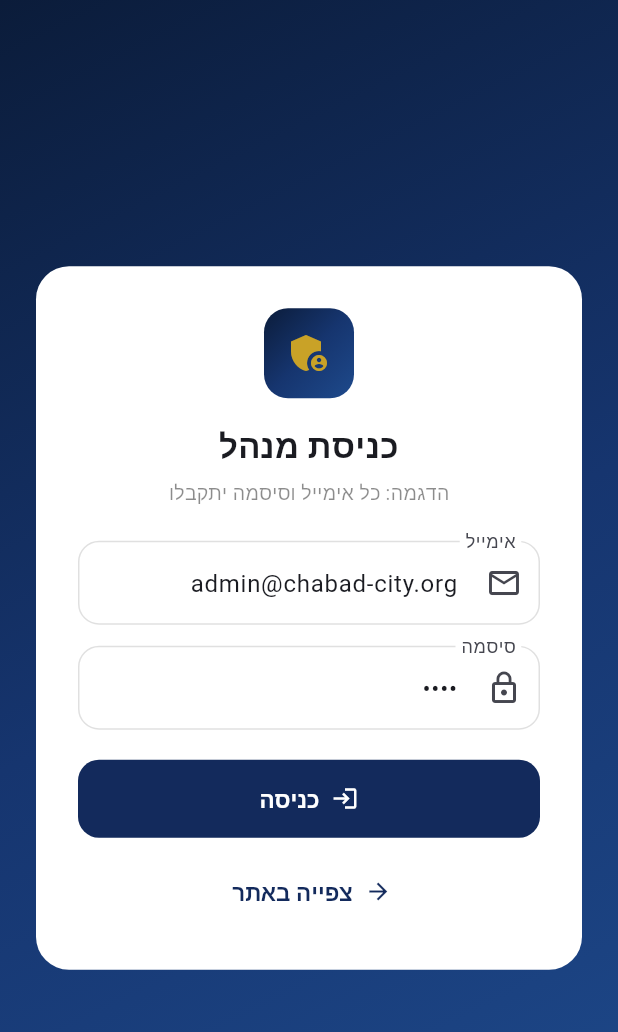
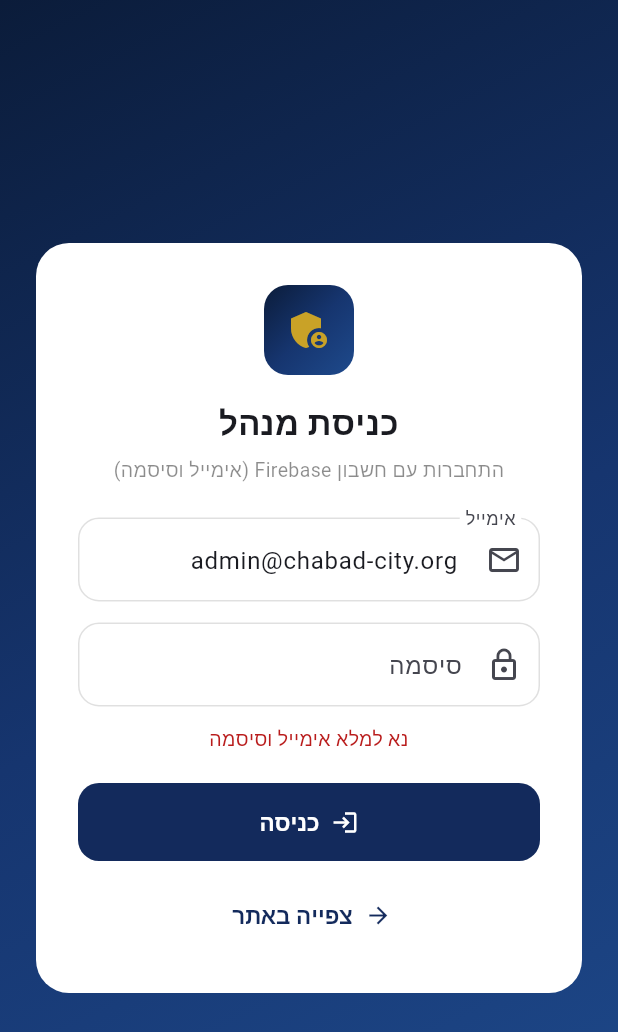
Before and after one commit to shneurGreenberg/chabad-site, a Flutter app: the AdminLogin screen opened directly, after a tap on "כניסה", on a phone screen of 412 x 824 dp. Shown: the top 1032 px of the screen. Run offline on Flutter 3.47's test engine with Material 3 defaults, Android fonts, the phone set to English and light mode, and no system bars; drawn by our look-alikes of flutter_animate; our stand-ins replace cloud_firestore, firebase_auth, firebase_core, firebase_storage, go_router, image_picker and 1 more; missing offline and left inert: dart:js_interop; accounts and stored records are empty; network calls fail; Roboto replaces fonts that are missing (Heebo).

Commit message:
Move header search next to the logo and ship the public Firebase web config so Pages can sync content.
Co-authored-by: Cursor <cursoragent@cursor.com>

```diff
--- a/lib/l10n/strings.dart
+++ b/lib/l10n/strings.dart
@@ -480,11 +480,31 @@ const Map<String, Map<String, String>> _strings = {
     'ru': 'Вход администратора'
   },
   'admin.login.hint': {
-    'he': 'הדגמה: כל אימייל וסיסמה יתקבלו',
-    'en': 'Demo: any email and password will work',
-    'ru': 'Демо: подойдут любые почта и пароль'
+    'he': 'הדגמה: כל אימייל וסיסמה יתקבלו (שמירה מקומית בלבד)',
+    'en': 'Demo: any email and password work (local save only)',
+    'ru': 'Демо: подойдут любые почта и пароль (только локально)'
+  },
+  'admin.login.firebaseHint': {
+    'he': 'התחברות עם חשבון Firebase (אימייל וסיסמה)',
+    'en': 'Sign in with the Firebase admin email and password',
+    'ru': 'Вход через Firebase (email и пароль)'
   },
   'admin.login.button': {'he': 'כניסה', 'en': 'Log in', 'ru': 'Войти'},
+  'admin.login.error': {
+    'he': 'אימייל או סיסמה שגויים',
+    'en': 'Incorrect email or password',
+    'ru': 'Неверный email или пароль'
+  },
+  'admin.login.empty': {
+    'he': 'נא למלא אימייל וסיסמה',
+    'en': 'Please enter email and password',
+    'ru': 'Введите email и пароль'
+  },
+  'admin.login.unavailable': {
+    'he': 'Firebase לא זמין כרגע — בדקו שהשירותים פעילים בקונסול',
+    'en': 'Firebase is unavailable — enable it in the console',
+    'ru': 'Firebase недоступен — включите сервисы в консоли'
+  },
   'admin.logout': {'he': 'יציאה', 'en': 'Log out', 'ru': 'Выйти'},
   'admin.dashboard': {'he': 'לוח בקרה', 'en': 'Dashboard', 'ru': 'Панель'},
   'admin.viewSite': {
--- a/lib/pages/admin/admin.dart
+++ b/lib/pages/admin/admin.dart
@@ -33,7 +33,9 @@ class AdminLogin extends StatefulWidget {
 
 class _AdminLoginState extends State<AdminLogin> {
   final _email = TextEditingController(text: 'admin@chabad-city.org');
-  final _password = TextEditingController(text: 'demo');
+  final _password = TextEditingController();
+  bool _busy = false;
+  String? _error;
 
   @override
   void dispose() {
@@ -42,10 +44,36 @@ class _AdminLoginState extends State<AdminLogin> {
     super.dispose();
   }
 
+  Future<void> _submit() async {
+    if (_busy) return;
+    setState(() {
+      _busy = true;
+      _error = null;
+    });
+    final err =
+        await context.read<AuthController>().login(_email.text, _password.text);
+    if (!mounted) return;
+    setState(() {
+      _busy = false;
+      _error = err;
+    });
+  }
+
+  String _errorText(LocaleController loc, String code) {
+    switch (code) {
+      case 'empty':
+        return loc.t('admin.login.empty');
+      case 'unavailable':
+        return loc.t('admin.login.unavailable');
+      default:
+        return loc.t('admin.login.error');
+    }
+  }
+
   @override
   Widget build(BuildContext context) {
     final loc = context.locWatch;
-    final auth = context.read<AuthController>();
+    final firebaseOn = context.watch<AuthController>().cloudEnabled;
     return Scaffold(
       body: Container(
         decoration: const BoxDecoration(gradient: AppColors.heroGradient),
@@ -82,13 +110,19 @@ class _AdminLoginState extends State<AdminLogin> {
                         style: const TextStyle(
                             fontWeight: FontWeight.w800, fontSize: 22)),
                     const SizedBox(height: 6),
-                    Text(loc.t('admin.login.hint'),
+                    Text(
+                        loc.t(firebaseOn
+                            ? 'admin.login.firebaseHint'
+                            : 'admin.login.hint'),
                         textAlign: TextAlign.center,
                         style: const TextStyle(
                             color: Colors.black45, fontSize: 13)),
                     const SizedBox(height: 22),
                     TextField(
                       controller: _email,
+                      keyboardType: TextInputType.emailAddress,
+                      textInputAction: TextInputAction.next,
+                      onSubmitted: (_) => _submit(),
                       decoration: InputDecoration(
                         labelText: loc.t('common.email'),
                         prefixIcon: const Icon(Icons.email_outlined),
@@ -98,21 +132,34 @@ class _AdminLoginState extends State<AdminLogin> {
                     TextField(
                       controller: _password,
                       obscureText: true,
+                      textInputAction: TextInputAction.done,
+                      onSubmitted: (_) => _submit(),
                       decoration: InputDecoration(
                         labelText: loc.t('common.password'),
                         prefixIcon: const Icon(Icons.lock_outline),
                       ),
                     ),
+                    if (_error != null) ...[
+                      const SizedBox(height: 12),
+                      Text(
+                        _errorText(loc, _error!),
+                        textAlign: TextAlign.center,
+                        style: const TextStyle(
+                            color: Color(0xFFB91C1C), fontSize: 13),
+                      ),
+                    ],
                     const SizedBox(height: 20),
                     FilledButton.icon(
-                      onPressed: () {
-                        if (auth.login(_email.text, _password.text)) {
-                          // rebuild handled by provider
-                        }
-                      },
+                      onPressed: _busy ? null : _submit,
                       style: FilledButton.styleFrom(
                           minimumSize: const Size.fromHeight(50)),
-                      icon: const Icon(Icons.login, size: 18),
+                      icon: _busy
+                          ? const SizedBox(
+                              width: 18,
+                              height: 18,
+                              child: CircularProgressIndicator(strokeWidth: 2),
+                            )
+                          : const Icon(Icons.login, size: 18),
                       label: Text(loc.t('admin.login.button')),
                     ).hoverLift(),
                     const SizedBox(height: 12),
--- a/lib/services/cloud_sync.dart
+++ b/lib/services/cloud_sync.dart
@@ -7,7 +7,7 @@ import 'package:firebase_storage/firebase_storage.dart';
 
 import '../firebase_options.dart';
 
-/// Firestore + Storage sync. No-ops until [DefaultFirebaseOptions.isConfigured].
+/// Firestore + Storage sync. No-ops until Firebase initializes.
 class CloudSync {
   CloudSync._();
   static final CloudSync instance = CloudSync._();
@@ -29,17 +29,20 @@ class CloudSync {
     }
   }
 
-  Future<bool> signIn(String email, String password) async {
+  /// Returns null on success, or a short error code (`invalid-credential`, …).
+  Future<String?> signIn(String email, String password) async {
     await init();
-    if (!enabled) return false;
+    if (!enabled) return 'unavailable';
     try {
       await FirebaseAuth.instance.signInWithEmailAndPassword(
         email: email.trim(),
         password: password,
       );
-      return true;
+      return null;
+    } on FirebaseAuthException catch (e) {
+      return e.code;
     } catch (_) {
-      return false;
+      return 'unknown';
     }
   }
 
--- a/lib/state/auth.dart
+++ b/lib/state/auth.dart
@@ -4,24 +4,40 @@ import 'package:flutter/material.dart';
 
 import '../services/cloud_sync.dart';
 
-/// Very small mock authentication for the admin area.
+/// Admin authentication.
 ///
-/// Any non-empty credentials are accepted locally. If Firebase is configured,
-/// the same email/password is used to sign in so Firestore writes are allowed.
+/// When Firebase Auth email/password is enabled, credentials must match a
+/// Firebase user so Firestore/Storage writes are allowed. If Auth is not
+/// ready yet, any non-empty credentials still unlock the local (IndexedDB)
+/// admin — cloud writes stay skipped until a real sign-in succeeds.
 class AuthController extends ChangeNotifier {
   bool _loggedIn = false;
   String _email = '';
 
+  static const _rejectCodes = {
+    'invalid-credential',
+    'user-not-found',
+    'wrong-password',
+    'invalid-email',
+    'too-many-requests',
+    'user-disabled',
+  };
+
   bool get isLoggedIn => _loggedIn;
   String get email => _email;
+  bool get cloudEnabled => CloudSync.instance.enabled;
+  bool get cloudSignedIn => CloudSync.instance.signedIn;
 
-  bool login(String email, String password) {
-    if (email.trim().isEmpty || password.isEmpty) return false;
+  Future<String?> login(String email, String password) async {
+    if (email.trim().isEmpty || password.isEmpty) return 'empty';
+    if (CloudSync.instance.enabled) {
+      final err = await CloudSync.instance.signIn(email, password);
+      if (err != null && _rejectCodes.contains(err)) return err;
+    }
     _loggedIn = true;
     _email = email.trim();
     notifyListeners();
-    unawaited(CloudSync.instance.signIn(_email, password));
-    return true;
+    return null;
   }
 
   void logout() {
--- a/lib/widgets/site_scaffold.dart
+++ b/lib/widgets/site_scaffold.dart
@@ -146,6 +146,8 @@ class _SiteHeader extends StatelessWidget implements PreferredSizeWidget {
               crossAxisAlignment: CrossAxisAlignment.center,
               children: [
                 const _Logo(),
+                const SizedBox(width: 8),
+                const HeaderSearch(),
                 if (!mobile) ...[
                   Expanded(
                     child: SingleChildScrollView(
@@ -169,8 +171,6 @@ class _SiteHeader extends StatelessWidget implements PreferredSizeWidget {
                       ),
                     ),
                   ),
-                  const HeaderSearch(),
-                  const SizedBox(width: 8),
                   const LanguageSwitcher(),
                   const SizedBox(width: 4),
                   const _CartButton(),
@@ -220,7 +220,6 @@ class _SiteHeader extends StatelessWidget implements PreferredSizeWidget {
                   ),
                 ] else ...[
                   const Spacer(),
-                  const HeaderSearch(),
                   const _CartButton(),
                   const LanguageSwitcher(),
                   Builder(
--- a/lib/widgets/site_search.dart
+++ b/lib/widgets/site_search.dart
@@ -78,12 +78,12 @@ class _HeaderSearchState extends State<HeaderSearch> {
       );
     }
     final compact = isTablet(context);
-    final width = compact ? 168.0 : 220.0;
+    final width = compact ? 180.0 : 200.0;
     return OverlayPortal(
       controller: _portal,
       overlayChildBuilder: (context) {
         final rtl = Directionality.of(context) == TextDirection.rtl;
-        // Shrink-wrap so the overlay does not cover/dim the page.
+        // Positioned overlay only — must not expand or dim the header.
         return Align(
           alignment: Alignment.topLeft,
           widthFactor: 1,
@@ -100,7 +100,7 @@ class _HeaderSearchState extends State<HeaderSearch> {
                 if (_portal.isShowing) _portal.hide();
               },
               child: _SearchResults(
-                width: compact ? 320 : 380,
+                width: width,
                 hits: _hits,
                 onOpen: _open,
               ),
@@ -114,7 +114,7 @@ class _HeaderSearchState extends State<HeaderSearch> {
           groupId: _tapGroup,
           child: SizedBox(
             width: width,
-            height: 40,
+            height: 36,
             child: TextField(
               controller: _controller,
               focusNode: _focus,
@@ -122,34 +122,46 @@ class _HeaderSearchState extends State<HeaderSearch> {
               onTap: () {
                 if (_hits.isNotEmpty && !_portal.isShowing) _portal.show();
               },
+              style: const TextStyle(fontSize: 13, height: 1.2),
               textInputAction: TextInputAction.search,
               decoration: InputDecoration(
                 isDense: true,
                 hintText: loc.t('common.search'),
+                hintStyle: const TextStyle(fontSize: 13),
                 prefixIcon: const Icon(Icons.search, size: 18),
+                prefixIconConstraints:
+                    const BoxConstraints(minWidth: 36, minHeight: 36),
                 suffixIcon: _controller.text.isEmpty
                     ? null
                     : IconButton(
                         tooltip: loc.t('common.close'),
+                        visualDensity: VisualDensity.compact,
+                        padding: EdgeInsets.zero,
                         icon: const Icon(Icons.close, size: 16),
                         onPressed: () {
                           _controller.clear();
                           _onQuery('');
                         },
                       ),
+                suffixIconConstraints:
+                    const BoxConstraints(minWidth: 32, minHeight: 32),
                 contentPadding:
-                  const EdgeInsets.symmetric(horizontal: 8, vertical: 8),
+                    const EdgeInsets.symmetric(horizontal: 8, vertical: 6),
                 filled: true,
                 fillColor: AppColors.surface,
                 border: OutlineInputBorder(
-                borderRadius: BorderRadius.circular(12),
+                  borderRadius: BorderRadius.circular(10),
                   borderSide: BorderSide(
                       color: Colors.black.withValues(alpha: 0.1)),
                 ),
                 enabledBorder: OutlineInputBorder(
-                borderRadius: BorderRadius.circular(12),
+                  borderRadius: BorderRadius.circular(10),
                   borderSide: BorderSide(
                       color: Colors.black.withValues(alpha: 0.1)),
+                ),
+                focusedBorder: OutlineInputBorder(
+                  borderRadius: BorderRadius.circular(10),
+                  borderSide: const BorderSide(color: AppColors.primary),
                 ),
               ),
             ),
```
Also changed, not shown: lib/firebase_options.dart, 1 other file. Lines whose indentation alone changed are shown as unchanged.
